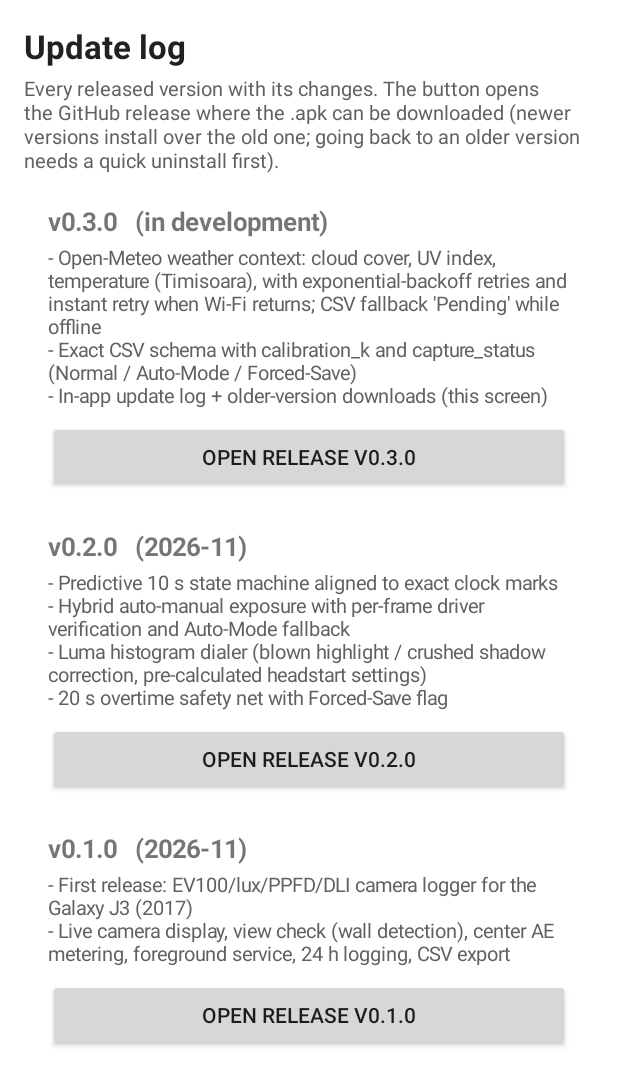
After one commit to mcschummi1/simple-light-detector, an Android app: the UpdateLogActivity screen opened directly, with no data from a screen before it, on a phone screen of 412 x 824 dp. The commit adds this screen. Shown: the top 1086 px of the screen. Run offline under Robolectric (Android 15) with nearby library versions, the phone set to English and light mode, and no system bars.

Commit message:
v0.3.0: Open-Meteo weather context (coroutines, backoff, connectivity retry), exact CSV schema, in-app update log with older releases
Co-authored-by: mcschummi1 <mcschummi1@users.noreply.github.com>

```diff
--- a/app/src/main/java/com/mcschummi/daylightlogger/LoggingService.kt
+++ b/app/src/main/java/com/mcschummi/daylightlogger/LoggingService.kt
@@ -39,12 +39,15 @@ class LoggingService : Service() {
         acquireWakeLock()
         // Open the camera (or reuse it if the preview already opened it).
         CameraEngine.start(this)
+        // Weather context for the CSV (async, never blocks the camera loop).
+        WeatherClient.start(this)
         return START_STICKY   // relaunch if the system kills us overnight
     }
 
     override fun onDestroy() {
         LogState.logging = false
         releaseWakeLock()
+        WeatherClient.stop()
         // Only close the camera if it wasn't needed for the visible preview.
         CameraEngine.stop()
         super.onDestroy()
--- a/app/src/main/java/com/mcschummi/daylightlogger/SettingsActivity.kt
+++ b/app/src/main/java/com/mcschummi/daylightlogger/SettingsActivity.kt
@@ -57,10 +57,14 @@ class SettingsActivity : AppCompatActivity() {
             android.os.Build.MANUFACTURER, android.os.Build.MODEL,
             if (DeviceProfile.isGalaxyJ3_2017()) "yes" else "no", profile.label
         )
+        findViewById<TextView>(R.id.txtWeatherStatus).text = WeatherClient.statusText
         txtCameraInfo.text = getString(R.string.camera_info_prefix) + "\n" + cameraDetails()
 
         findViewById<Button>(R.id.btnCalibration).setOnClickListener {
             startActivity(Intent(this, CalibrationActivity::class.java))
+        }
+        findViewById<Button>(R.id.btnUpdateLog).setOnClickListener {
+            startActivity(Intent(this, UpdateLogActivity::class.java))
         }
         findViewById<Button>(R.id.btnExport).setOnClickListener {
             val file = CsvStore.todayFile(this)
--- /dev/null
+++ b/app/src/main/java/com/mcschummi/daylightlogger/UpdateLogActivity.kt
@@ -0,0 +1,92 @@
+package com.mcschummi.daylightlogger
+
+import android.content.Intent
+import android.graphics.Typeface
+import android.net.Uri
+import android.os.Bundle
+import android.view.View
+import android.widget.Button
+import android.widget.LinearLayout
+import android.widget.TextView
+import androidx.appcompat.app.AppCompatActivity
+
+/**
+ * UPDATE LOG - shows every released version with its notes and a button that
+ * opens the GitHub release page, so you can always re-download an OLDER APK
+ * and go back to a previous version (a downgrade needs the old app to be
+ * uninstalled first; updates install over without uninstalling).
+ */
+class UpdateLogActivity : AppCompatActivity() {
+
+    private data class Entry(val version: String, val date: String, val notes: String)
+
+    private val entries = listOf(
+        Entry(
+            "v0.3.0", "in development",
+            "- Open-Meteo weather context: cloud cover, UV index, temperature " +
+                "(Timisoara), with exponential-backoff retries and instant " +
+                "retry when Wi-Fi returns; CSV fallback 'Pending' while offline\n" +
+                "- Exact CSV schema with calibration_k and capture_status " +
+                "(Normal / Auto-Mode / Forced-Save)\n" +
+                "- In-app update log + older-version downloads (this screen)"
+        ),
+        Entry(
+            "v0.2.0", "2026-11",
+            "- Predictive 10 s state machine aligned to exact clock marks\n" +
+                "- Hybrid auto-manual exposure with per-frame driver " +
+                "verification and Auto-Mode fallback\n" +
+                "- Luma histogram dialer (blown highlight / crushed shadow " +
+                "correction, pre-calculated headstart settings)\n" +
+                "- 20 s overtime safety net with Forced-Save flag"
+        ),
+        Entry(
+            "v0.1.0", "2026-11",
+            "- First release: EV100/lux/PPFD/DLI camera logger for the " +
+                "Galaxy J3 (2017)\n" +
+                "- Live camera display, view check (wall detection), center " +
+                "AE metering, foreground service, 24 h logging, CSV export"
+        )
+    )
+
+    override fun onCreate(savedInstanceState: Bundle?) {
+        super.onCreate(savedInstanceState)
+        setContentView(R.layout.activity_update_log)
+
+        val container = findViewById<LinearLayout>(R.id.updateLogContainer)
+        entries.forEach { entry -> container.addView(cardFor(entry)) }
+    }
+
+    private fun cardFor(entry: Entry): View {
+        val box = LinearLayout(this).apply {
+            orientation = LinearLayout.VERTICAL
+            setPadding(dp(16), dp(12), dp(16), dp(12))
+        }
+        box.addView(TextView(this).apply {
+            text = "${entry.version}   (${entry.date})"
+            textSize = 17f
+            setTypeface(typeface, Typeface.BOLD)
+        })
+        box.addView(TextView(this).apply {
+            text = entry.notes
+            textSize = 13f
+            setTextColor(0xFF616161.toInt())
+            setPadding(0, dp(4), 0, dp(8))
+        })
+        box.addView(Button(this@UpdateLogActivity).apply {
+            text = getString(R.string.update_log_open_release, entry.version)
+            setOnClickListener {
+                startActivity(
+                    Intent(
+                        Intent.ACTION_VIEW,
+                        Uri.parse(
+                            "https://github.com/mcschummi1/simple-light-detector/releases/tag/${entry.version}"
+                        )
+                    )
+                )
+            }
+        })
+        return box
+    }
+
+    private fun dp(n: Int): Int = (n * resources.displayMetrics.density).toInt()
+}
--- /dev/null
+++ b/app/src/main/res/layout/activity_update_log.xml
@@ -0,0 +1,37 @@
+<?xml version="1.0" encoding="utf-8"?>
+<!-- Update log + downloads of older versions. -->
+<ScrollView xmlns:android="http://schemas.android.com/apk/res/android"
+    android:layout_width="match_parent"
+    android:layout_height="match_parent">
+
+    <LinearLayout
+        android:layout_width="match_parent"
+        android:layout_height="wrap_content"
+        android:orientation="vertical"
+        android:padding="16dp">
+
+        <TextView
+            android:layout_width="wrap_content"
+            android:layout_height="wrap_content"
+            android:text="@string/update_log_title"
+            android:textColor="@color/textMain"
+            android:textSize="22sp"
+            android:textStyle="bold" />
+
+        <TextView
+            android:layout_width="match_parent"
+            android:layout_height="wrap_content"
+            android:layout_marginTop="4dp"
+            android:layout_marginBottom="8dp"
+            android:text="@string/update_log_hint"
+            android:textColor="@color/textDim"
+            android:textSize="13sp" />
+
+        <!-- Rows are built by UpdateLogActivity from its version list -->
+        <LinearLayout
+            android:id="@+id/updateLogContainer"
+            android:layout_width="match_parent"
+            android:layout_height="wrap_content"
+            android:orientation="vertical" />
+    </LinearLayout>
+</ScrollView>
--- a/app/src/main/res/values/strings.xml
+++ b/app/src/main/res/values/strings.xml
@@ -91,4 +91,13 @@
     <string name="calib_explain">Hold this phone and your reference device side by side, both back cameras facing straight out the window at the same spot. Type the reference lux value and add the point. Add 2–3 points in different light (cloudy, bright, evening) for a better average.</string>
     <string name="bad_ref_lux">Enter the reference lux as a positive number.</string>
     <string name="calib_saved">Saved point: k = %1$.3f</string>
+
+    <!-- Update log screen -->
+    <string name="update_log_title">Update log</string>
+    <string name="update_log_hint">Every released version with its changes. The button opens the GitHub release where the .apk can be downloaded (newer versions install over the old one; going back to an older version needs a quick uninstall first).</string>
+    <string name="update_log_open_release">Open release %1$s</string>
+
+    <!-- Settings: weather + update log -->
+    <string name="weather_status_title">Weather (Open-Meteo, Timișoara)</string>
+    <string name="open_update_log">Update log / older versions…</string>
 </resources>
```
Also changed, not shown: app/build.gradle (+6 -3 lines), app/src/main/AndroidManifest.xml (+9 -0 lines), app/src/main/java/com/mcschummi/daylightlogger/CameraEngine.kt (+7 -9 lines), app/src/main/java/com/mcschummi/daylightlogger/CsvStore.kt (+24 -21 lines), app/src/main/java/com/mcschummi/daylightlogger/WeatherClient.kt (added, +234 -0 lines), app/src/main/res/layout/activity_settings.xml (+23 -0 lines), 2 other files.
